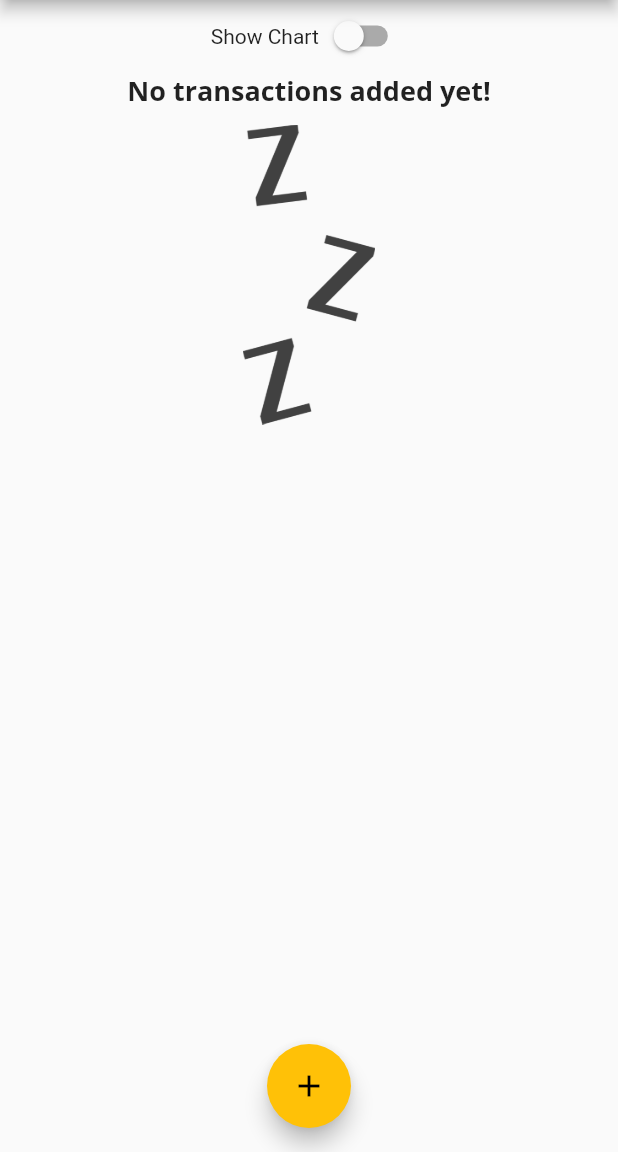
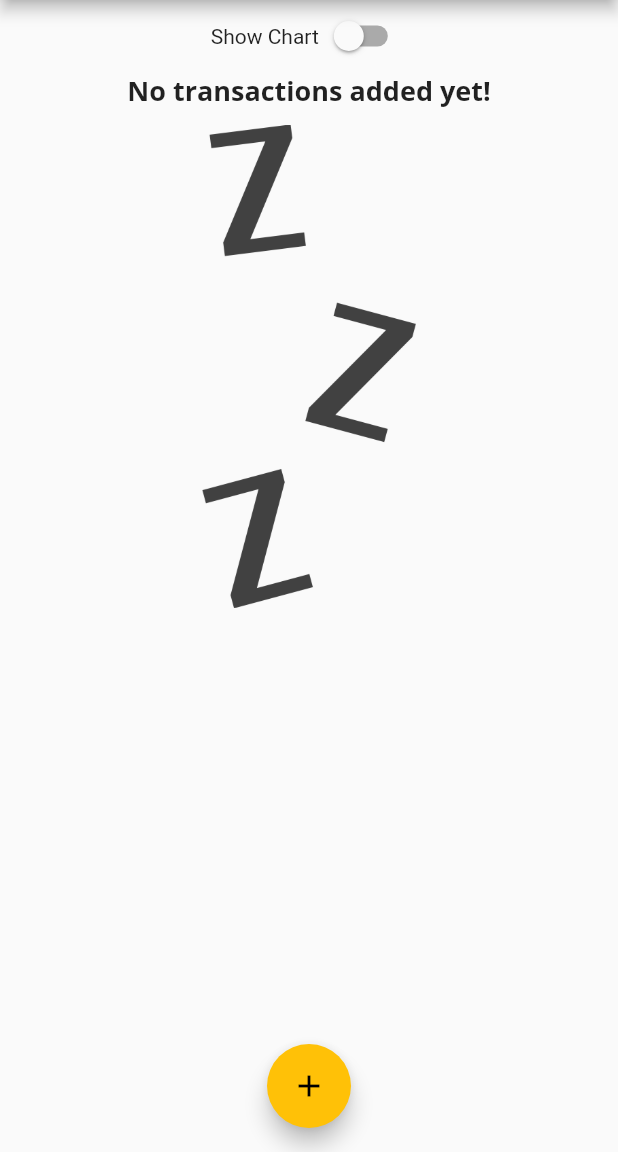
Before and after one commit to Lionel-P-Ablus/demo_02, a Flutter app: the screen it shows after launch, on a phone screen of 412 x 824 dp, the part 84-1236 px from its top. Run offline on Flutter 3.47's test engine with Material 2 defaults, Android fonts, the light colour scheme and no system bars.

Commit message:
finishing landscape mode

```diff
--- a/lib/main.dart
+++ b/lib/main.dart
@@ -151,14 +151,14 @@ class _MyHomePageState extends State<MyHomePage> {
                     height: (MediaQuery.of(context).size.height -
                             appBar.preferredSize.height -
                             MediaQuery.of(context).padding.top) *
-                        0.4,
+                        0.7,
                     child: Chart(_recentTransactions),
                   )
                 : Container(
                     height: (MediaQuery.of(context).size.height -
                             appBar.preferredSize.height -
                             MediaQuery.of(context).padding.top) *
-                        0.6,
+                        0.7,
                     child:
                         TransactionList(_userTransactions, _deleteTransaction),
                   ),
--- a/lib/widgets/transaction_list.dart
+++ b/lib/widgets/transaction_list.dart
@@ -12,25 +12,29 @@ class TransactionList extends StatelessWidget {
   @override
   Widget build(BuildContext context) {
     return transactions.isEmpty
-          ? Column(
+        ? LayoutBuilder(builder: (ctx, constraints) {
+      return Column(
         children: [
           Text(
             'No transactions added yet!',
-                  style: Theme.of(context).textTheme.title,
+            style: Theme
+                .of(context)
+                .textTheme
+                .title,
           ),
           SizedBox(
             height: 10,
           ),
           Container(
-                  height: 200,
+            height: constraints.maxHeight * 0.6,
             child: Image.asset(
               'assets/images/waiting.png',
               fit: BoxFit.cover,
             ),
           ),
         ],
-            )
-          : ListView.builder(
+      );
+    }) : ListView.builder(
       itemBuilder: (context, index) {
         return Card(
           elevation: 5,
@@ -43,7 +47,9 @@ class TransactionList extends StatelessWidget {
               height: 60,
               width: 60,
               decoration: BoxDecoration(
-                        color: Theme.of(context).primaryColor,
+                color: Theme
+                    .of(context)
+                    .primaryColor,
                 shape: BoxShape.circle,
               ),
               child: Padding(
@@ -55,14 +61,19 @@ class TransactionList extends StatelessWidget {
             ),
             title: Text(
               transactions[index].title,
-                      style: Theme.of(context).textTheme.title,
+              style: Theme
+                  .of(context)
+                  .textTheme
+                  .title,
             ),
             subtitle: Text(
               DateFormat.yMMMd().format(transactions[index].date),
             ),
             trailing: IconButton(
               icon: Icon(Icons.delete),
-                      color: Theme.of(context).errorColor,
+              color: Theme
+                  .of(context)
+                  .errorColor,
               onPressed: () {
                 deleteTx(transactions[index].id);
               },
```
Lines whose indentation alone changed are shown as unchanged.
